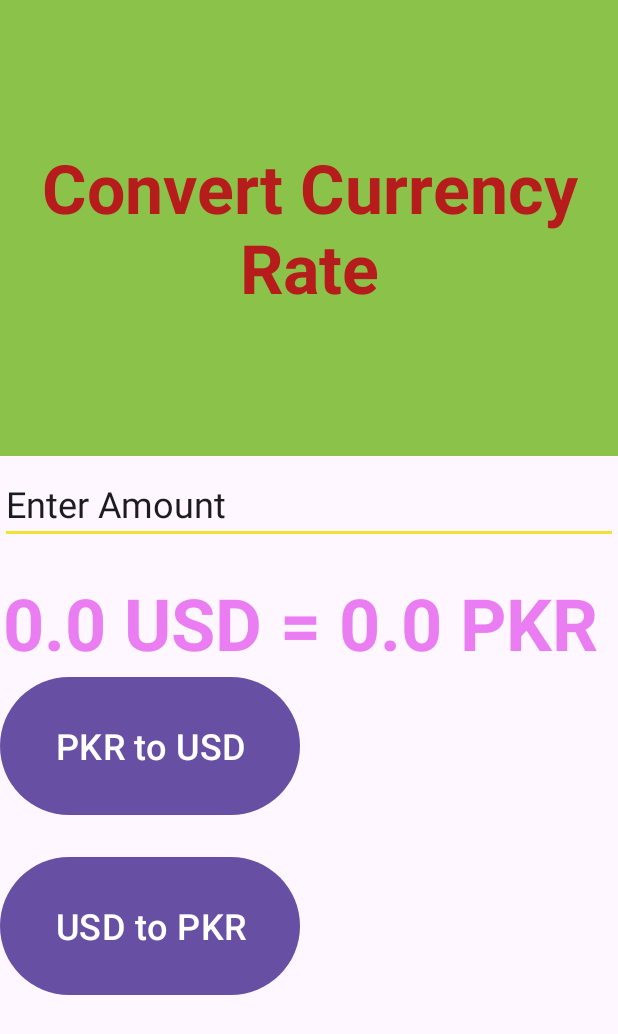
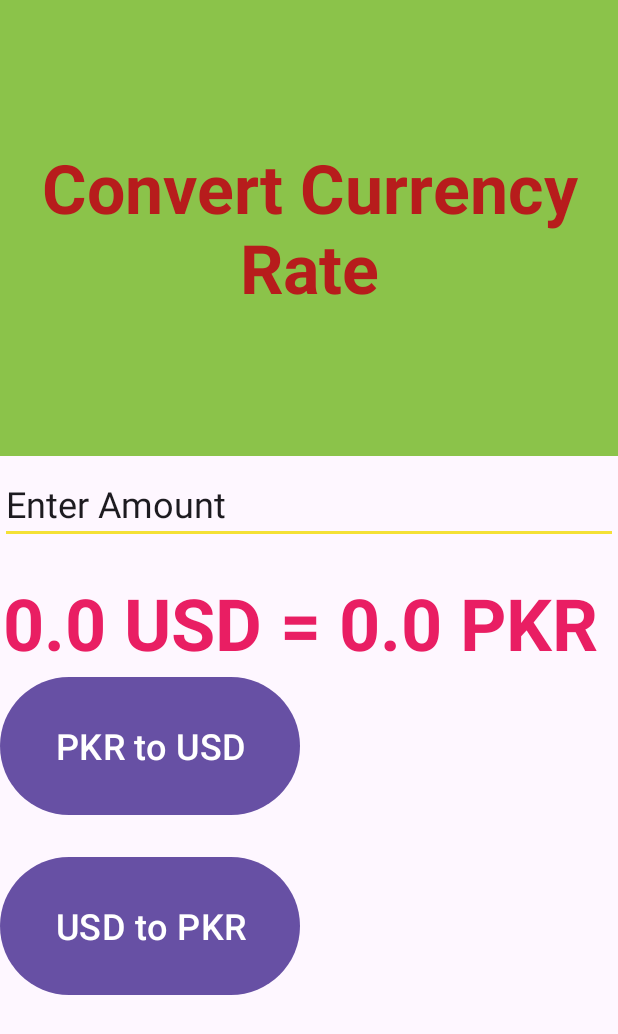
Before and after one commit to mudassirsahto/currencyConverter, an Android app: the screen it shows after launch (MainActivity), after a tap on "PKR to USD", on a phone screen of 412 x 824 dp. Shown: the top 1034 px of the screen. Run offline under Robolectric (Android 15) with nearby library versions, the phone set to English and light mode, and no system bars; 1 statement that could not run was skipped.

Commit message:
Value color change

```diff
--- a/app/src/main/res/layout/activity_main.xml
+++ b/app/src/main/res/layout/activity_main.xml
@@ -40,7 +40,7 @@
         android:layout_marginTop="20dp"
         android:gravity="center_horizontal"
         android:text="0"
-        android:textColor="#EA7DF2"
+        android:textColor="#E91E63"
         android:textSize="48sp"
         android:textStyle="bold" />
 
```
